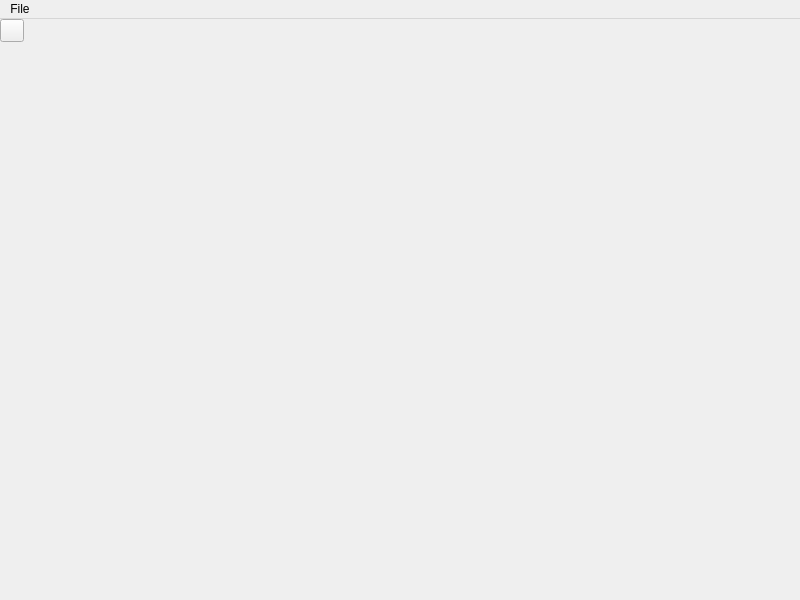
Before: the Qt Designer form application/mainwindow.ui in theCheeseboard/theZzz, drawn with Qt 5.
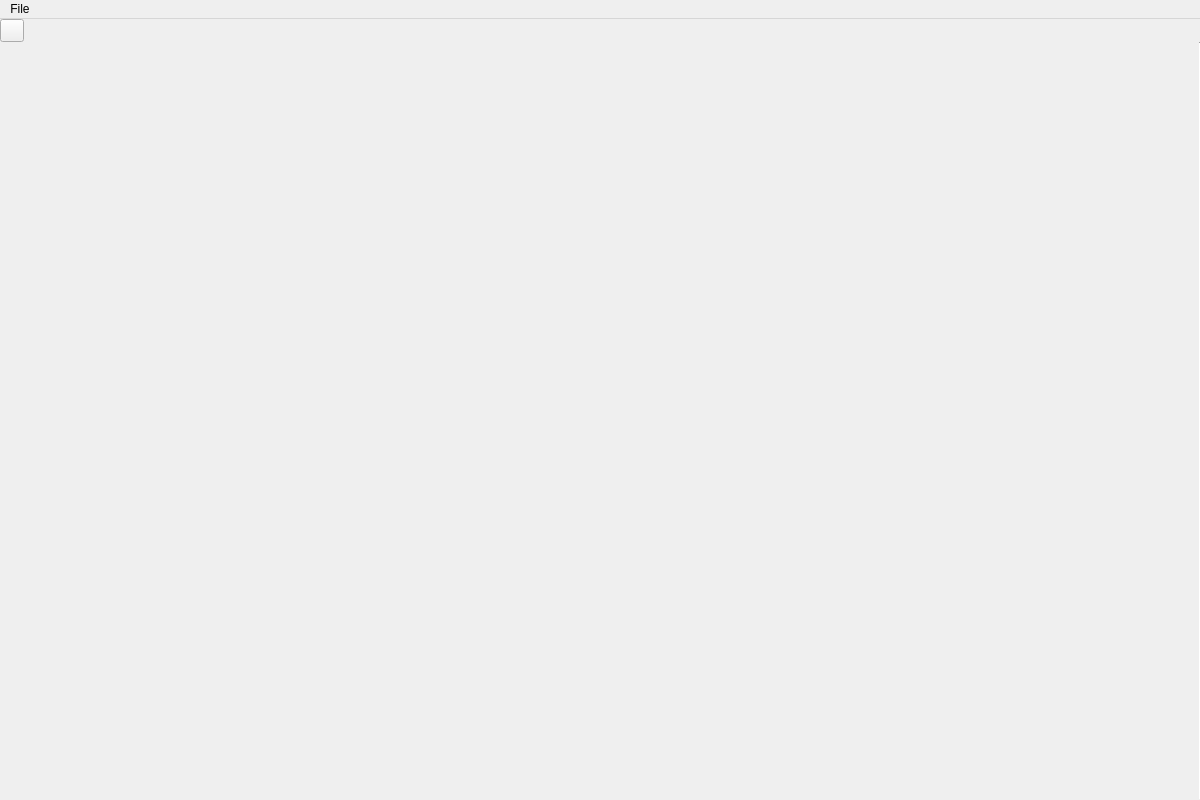
After: the same form once the commit is applied. Icons and pictures are not drawn. Custom widgets are drawn as their Qt base class.

```diff
--- a/application/mainwindow.ui
+++ b/application/mainwindow.ui
@@ -6,8 +6,8 @@
    <rect>
     <x>0</x>
     <y>0</y>
-    <width>800</width>
-    <height>600</height>
+    <width>1200</width>
+    <height>800</height>
    </rect>
   </property>
   <property name="windowTitle">
@@ -98,7 +98,48 @@
      </widget>
     </item>
     <item>
-     <widget class="tStackedWidget" name="stackedWidget"/>
+     <layout class="QHBoxLayout" name="horizontalLayout_2">
+      <property name="spacing">
+       <number>0</number>
+      </property>
+      <item>
+       <widget class="tStackedWidget" name="stackedWidget"/>
+      </item>
+      <item>
+       <widget class="Line" name="line">
+        <property name="maximumSize">
+         <size>
+          <width>1</width>
+          <height>16777215</height>
+         </size>
+        </property>
+        <property name="orientation">
+         <enum>Qt::Vertical</enum>
+        </property>
+       </widget>
+      </item>
+      <item>
+       <widget class="ZzzReplyViewer" name="replyViewer" native="true">
+        <layout class="QVBoxLayout" name="verticalLayout_2">
+         <property name="spacing">
+          <number>0</number>
+         </property>
+         <property name="leftMargin">
+          <number>0</number>
+         </property>
+         <property name="topMargin">
+          <number>0</number>
+         </property>
+         <property name="rightMargin">
+          <number>0</number>
+         </property>
+         <property name="bottomMargin">
+          <number>0</number>
+         </property>
+        </layout>
+       </widget>
+      </item>
+     </layout>
     </item>
    </layout>
   </widget>
@@ -107,7 +148,7 @@
     <rect>
      <x>0</x>
      <y>0</y>
-     <width>800</width>
+     <width>1200</width>
      <height>43</height>
     </rect>
    </property>
@@ -167,6 +208,12 @@
    <header location="global">twindowtabber.h</header>
    <container>1</container>
   </customwidget>
+  <customwidget>
+   <class>ZzzReplyViewer</class>
+   <extends>QWidget</extends>
+   <header>widgets/zzzreplyviewer.h</header>
+   <container>1</container>
+  </customwidget>
  </customwidgets>
  <resources/>
  <connections/>
```
